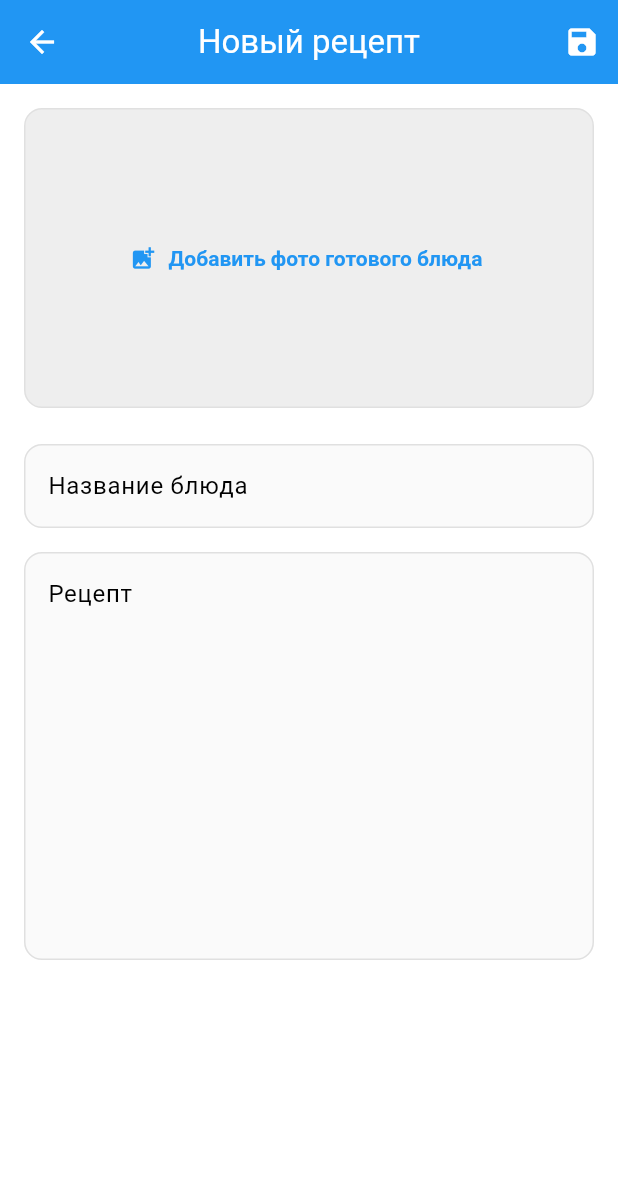
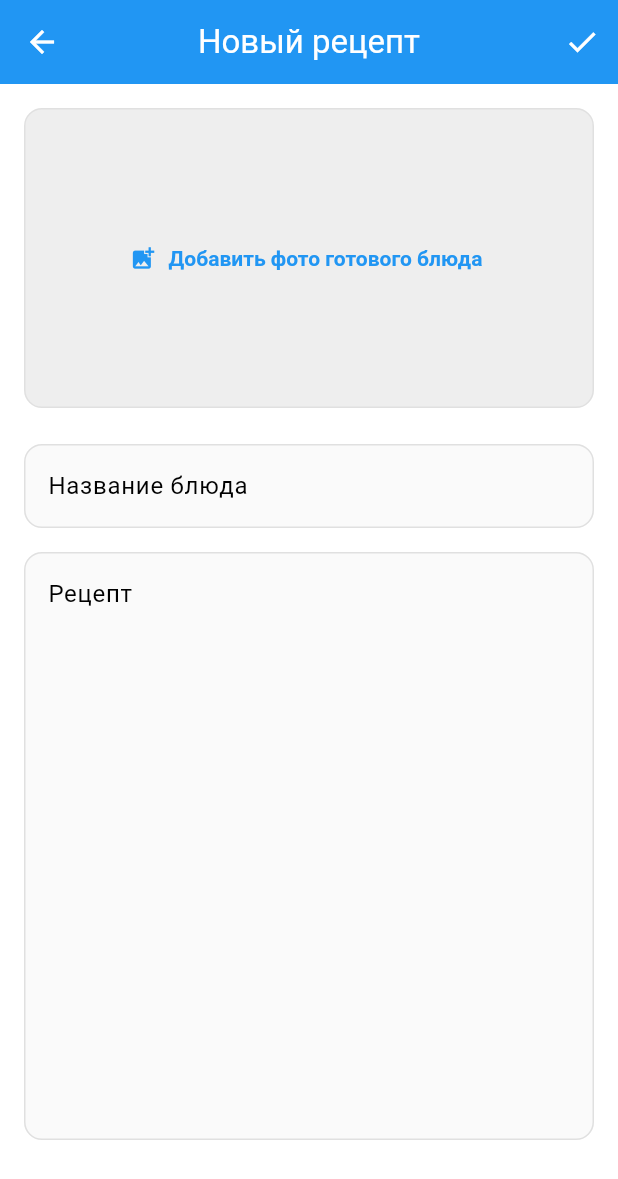
Before and after one commit to Luostra/recipes-app, a Flutter app: the CreateEditRecipePage screen opened directly, on a phone screen of 412 x 824 dp. Shown: the top 1179 px of the screen. Run offline on Flutter 3.47's test engine with Material 3 defaults, Android fonts, the phone set to English and light mode, and no system bars; our stand-ins replace emoji_picker_flutter, image_cropper, image_picker, supabase_flutter; accounts and stored records are empty.

Commit message:
improve recipe design

```diff
--- a/recipes_app/lib/pages/create_edit_recipe_page.dart
+++ b/recipes_app/lib/pages/create_edit_recipe_page.dart
@@ -164,7 +164,7 @@ class _CreateEditRecipePageState extends State<CreateEditRecipePage> {
         ),
         actions: [
           if (!_isLoading)
-            IconButton(onPressed: _saveRecipe, icon: const Icon(Icons.save)),
+            IconButton(onPressed: _saveRecipe, icon: const Icon(Icons.check)),
         ],
       ),
       body: _isLoading
@@ -181,7 +181,7 @@ class _CreateEditRecipePageState extends State<CreateEditRecipePage> {
                         children: [
                           Container(
                             width: double.infinity,
-                            height: 200,
+                            height: 400,
                             decoration: BoxDecoration(
                               borderRadius: BorderRadius.circular(12),
                               color: Colors.grey[200],
@@ -271,7 +271,7 @@ class _CreateEditRecipePageState extends State<CreateEditRecipePage> {
                         border: OutlineInputBorder(),
                         alignLabelWithHint: true,
                       ),
-                      maxLines: 10,
+                      maxLines: 15,
                       validator: (value) {
                         if (value == null || value.trim().isEmpty) {
                           return 'Введите рецепт';
```
Also changed, not shown: recipes_app/lib/pages/recipe_detail_page.dart (+18 -16 lines).
